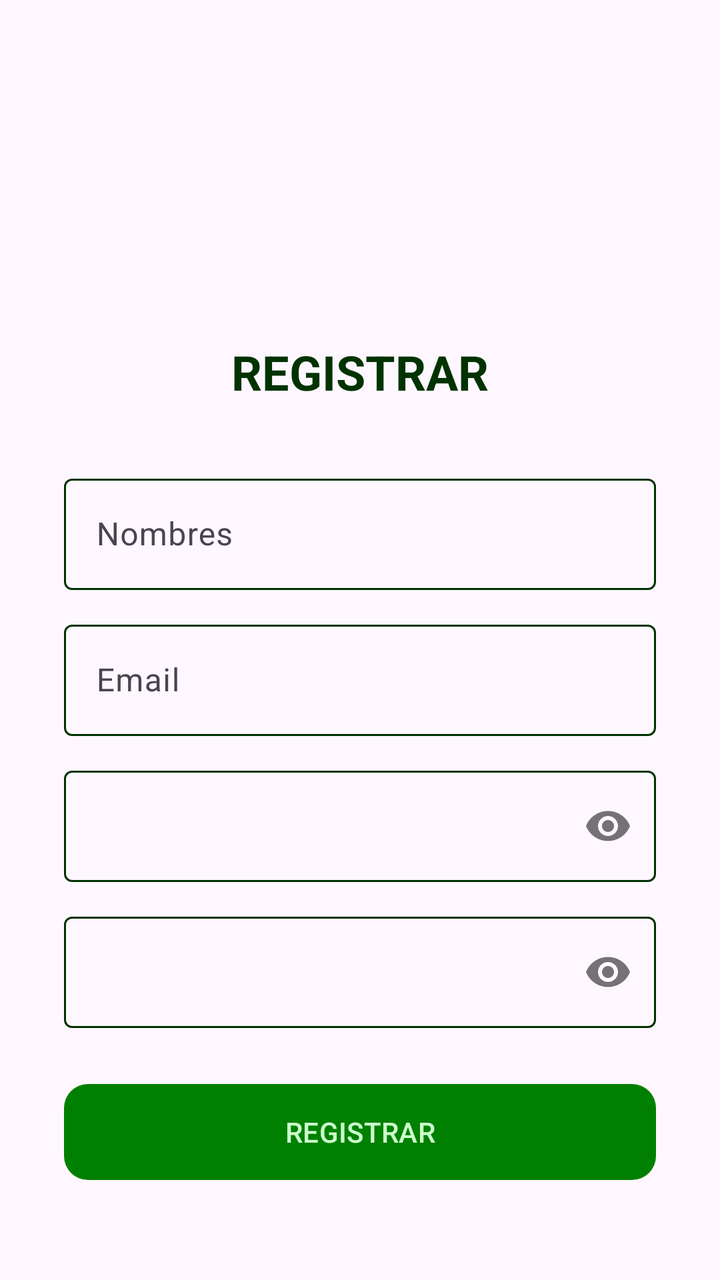
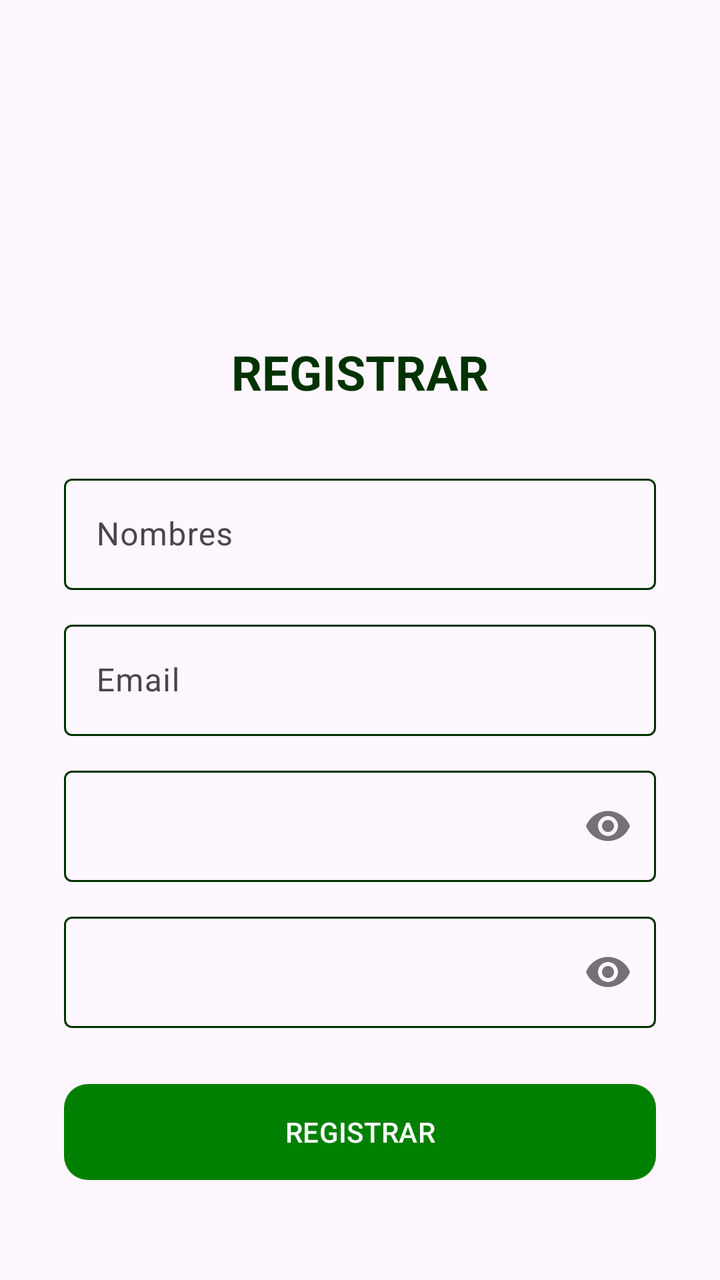

Screens rendered from an Android XML layout before and after an edit, with the pre-edit source and the edit as a unified diff.
<!-- AndroidManifest.xml: application theme Theme.MyLittleFinanControl -->
<!-- res/layout/activity_registro_email.xml -->
<?xml version="1.0" encoding="utf-8"?>
<ScrollView xmlns:android="http://schemas.android.com/apk/res/android"
    xmlns:app="http://schemas.android.com/apk/res-auto"
    xmlns:tools="http://schemas.android.com/tools"
    android:layout_width="match_parent"
    android:layout_height="match_parent"
    android:background="?android:attr/colorBackground"
    android:fillViewport="true">

    <androidx.appcompat.widget.LinearLayoutCompat
        android:id="@+id/main"
        android:layout_width="match_parent"
        android:layout_height="wrap_content"
        android:gravity="center"
        android:orientation="vertical"
        android:padding="32dp"
        tools:context=".RegistroEmailActivity">

        <ImageView
            android:layout_width="100dp"
            android:layout_height="100dp"
            android:layout_marginBottom="24dp"
            android:src="@drawable/ic_form"
            app:tint="@color/primary" />

        <TextView
            android:layout_width="wrap_content"
            android:layout_height="wrap_content"
            android:layout_marginBottom="32dp"
            android:text="@string/txt_registro"
            android:textAllCaps="true"
            android:textColor="?attr/colorOnSurface"
            android:textSize="24sp"
            android:textStyle="bold" />

        <com.google.android.material.textfield.TextInputLayout
            style="@style/Widget.Material3.TextInputLayout.OutlinedBox"
            android:layout_width="match_parent"
            android:layout_height="wrap_content"
            android:layout_marginBottom="12dp"
            android:hint="@string/et_nombres">

            <com.google.android.material.textfield.TextInputEditText
                android:id="@+id/et_nombres"
                android:layout_width="match_parent"
                android:layout_height="wrap_content"
                android:inputType="textPersonName" />
        </com.google.android.material.textfield.TextInputLayout>

        <com.google.android.material.textfield.TextInputLayout
            style="@style/Widget.Material3.TextInputLayout.OutlinedBox"
            android:layout_width="match_parent"
            android:layout_height="wrap_content"
            android:layout_marginBottom="12dp"
            android:hint="@string/et_email">

            <com.google.android.material.textfield.TextInputEditText
                android:id="@+id/et_email"
                android:layout_width="match_parent"
                android:layout_height="wrap_content"
                android:inputType="textEmailAddress" />
        </com.google.android.material.textfield.TextInputLayout>

        <com.google.android.material.textfield.TextInputLayout
            style="@style/Widget.Material3.TextInputLayout.OutlinedBox"
            android:layout_width="match_parent"
            android:layout_height="wrap_content"
            android:layout_marginBottom="12dp"
            app:passwordToggleEnabled="true">

            <com.google.android.material.textfield.TextInputEditText
                android:id="@+id/et_password"
                android:layout_width="match_parent"
                android:layout_height="wrap_content"
                android:inputType="textPassword" />
        </com.google.android.material.textfield.TextInputLayout>

        <com.google.android.material.textfield.TextInputLayout
            style="@style/Widget.Material3.TextInputLayout.OutlinedBox"
            android:layout_width="match_parent"
            android:layout_height="wrap_content"
            android:layout_marginBottom="24dp"
            app:passwordToggleEnabled="true">

            <com.google.android.material.textfield.TextInputEditText
                android:id="@+id/et_r_password"
                android:layout_width="match_parent"
                android:layout_height="wrap_content"
                android:inputType="textPassword" />
        </com.google.android.material.textfield.TextInputLayout>

        <com.google.android.material.button.MaterialButton
            android:id="@+id/btn_registrar"
            android:layout_width="match_parent"
            android:layout_height="56dp"
            android:text="@string/btn_registrar"
            android:textAllCaps="true"
            app:backgroundTint="@color/primary"
            app:cornerRadius="12dp" />

    </androidx.appcompat.widget.LinearLayoutCompat>
</ScrollView>
<!-- resources referenced by this layout -->
<resources>
  <color name="primary">#008000</color>
  <!-- drawable ic_form (drawable) -->
  <?xml version="1.0" encoding="utf-8"?>
  <selector xmlns:android="http://schemas.android.com/apk/res/android">
  
  </selector>
  <string name="btn_registrar">Registrar</string>
  <string name="et_email">Email</string>
  <string name="et_nombres">Nombres</string>
  <string name="txt_registro">Registrar</string>
  <style name="Theme.MyLittleFinanControl" parent="Base.Theme.MyLittleFinanControl" />
  <style name="Base.Theme.MyLittleFinanControl" parent="Theme.Material3.DayNight.NoActionBar">
          
  
          <item name="colorPrimary">@color/verde_oscuro</item>
  
          <item name="colorOnPrimary">@color/verde_claro</item>
  
  
          <item name="colorPrimaryContainer">@color/verde_transparente</item>
          <item name="colorOnPrimaryContainer">@color/verde_negro</item>
  
  
          <item name="colorSecondary">@color/white</item>
  
          <item name="colorOnSecondary">@color/secondary</item>
  
  
          <item name="colorOutline">@color/verde_negro</item>
  
  
          <item name="colorOnSurface">@color/verde_negro</item>
  
          
          <item name="android:windowBackground">@color/background_light</item>
          <item name="colorSurface">@color/verde_transparente</item>
  
          <item name="colorError">@color/accent_alerta</item>
  
          <item name="colorOnError">@color/accent_alerta</item>
  
          
          <item name="android:statusBarColor">@color/background_light</item>
          <item name="android:windowLightStatusBar">true</item>
      </style>
  <color name="verde_oscuro">#008000</color>
  <color name="verde_claro">#CCFFCC</color>
  <color name="verde_transparente">#5FCCFFCC</color>
  <color name="verde_negro">#003300</color>
  <color name="white">#CCFFCC</color>
  <color name="secondary">#33FF00</color>
  <color name="background_light">#CCFFCC</color>
  <color name="accent_alerta">#FF7878</color>
</resources>

<!-- the commit's change to res/layout/activity_registro_email.xml (unified diff, before → after) -->
@@ -21,7 +21,7 @@
             android:layout_height="100dp"
             android:layout_marginBottom="24dp"
             android:src="@drawable/ic_form"
-            app:tint="@color/primary" />
+            app:tint="?attr/colorPrimary" />
 
         <TextView
             android:layout_width="wrap_content"
@@ -95,7 +95,7 @@
             android:layout_height="56dp"
             android:text="@string/btn_registrar"
             android:textAllCaps="true"
-            app:backgroundTint="@color/primary"
+            app:backgroundTint="?attr/colorPrimary"
             app:cornerRadius="12dp" />
 
     </androidx.appcompat.widget.LinearLayoutCompat>
<!-- resource entries referenced after the edit -->
@@ -1,6 +1,5 @@
 <!-- resources referenced by this layout -->
 <resources>
-  <color name="primary">#008000</color>
   <!-- drawable ic_form (drawable) -->
   <?xml version="1.0" encoding="utf-8"?>
   <selector xmlns:android="http://schemas.android.com/apk/res/android">
@@ -12,46 +11,62 @@
   <string name="txt_registro">Registrar</string>
   <style name="Theme.MyLittleFinanControl" parent="Base.Theme.MyLittleFinanControl" />
   <style name="Base.Theme.MyLittleFinanControl" parent="Theme.Material3.DayNight.NoActionBar">
+  
           
+          <item name="colorPrimary">@color/verde_oscuro</item>
+          
+          <item name="colorOnPrimary">@android:color/white</item>
   
-          <item name="colorPrimary">@color/verde_oscuro</item>
-  
-          <item name="colorOnPrimary">@color/verde_claro</item>
-  
-  
-          <item name="colorPrimaryContainer">@color/verde_transparente</item>
+          
+          <item name="colorPrimaryContainer">@color/verde_claro</item>
+          
           <item name="colorOnPrimaryContainer">@color/verde_negro</item>
   
+          
+          <item name="colorSecondary">@color/verde</item>
+          
+          <item name="colorOnSecondary">@color/verde_negro</item>
   
-          <item name="colorSecondary">@color/white</item>
+          
+          <item name="colorSecondaryContainer">@color/verde_transparente</item>
+          <item name="colorOnSecondaryContainer">@color/verde_negro</item>
   
-          <item name="colorOnSecondary">@color/secondary</item>
+          
+          <item name="colorTertiary">@color/verde_blanco_transparente</item>
+          <item name="colorOnTertiary">@color/verde_negro</item>
   
-  
+          
           <item name="colorOutline">@color/verde_negro</item>
   
-  
+          
           <item name="colorOnSurface">@color/verde_negro</item>
   
           
-          <item name="android:windowBackground">@color/background_light</item>
-          <item name="colorSurface">@color/verde_transparente</item>
-  
-          <item name="colorError">@color/accent_alerta</item>
-  
-          <item name="colorOnError">@color/accent_alerta</item>
+          
+          <item name="android:windowBackground">@android:color/white</item>
+          
+          <item name="colorSurface">@color/verde_blanco_transparente</item>
   
           
-          <item name="android:statusBarColor">@color/background_light</item>
+          <item name="colorError">@color/rojo_alerta</item>
+          <item name="colorOnError">@color/rojo_transparente</item>
+  
+          
+          <item name="android:statusBarColor">@android:color/white</item>
           <item name="android:windowLightStatusBar">true</item>
+  
+          
+          <item name="colorSurfaceVariant">#E0E0E0</item>
+          <item name="colorOnSurfaceVariant">#49454F</item>
+  
       </style>
   <color name="verde_oscuro">#008000</color>
   <color name="verde_claro">#CCFFCC</color>
   <color name="verde_transparente">#5FCCFFCC</color>
+  <color name="verde_blanco_transparente">#D3F6FFF6</color>
+  <color name="rojo_alerta">#FF6666</color>
+  <color name="rojo_transparente">#7BF69F9F</color>
   <color name="verde_negro">#003300</color>
-  <color name="white">#CCFFCC</color>
-  <color name="secondary">#33FF00</color>
-  <color name="background_light">#CCFFCC</color>
-  <color name="accent_alerta">#FF7878</color>
+  <color name="verde">#00C292</color>
 </resources>
 
